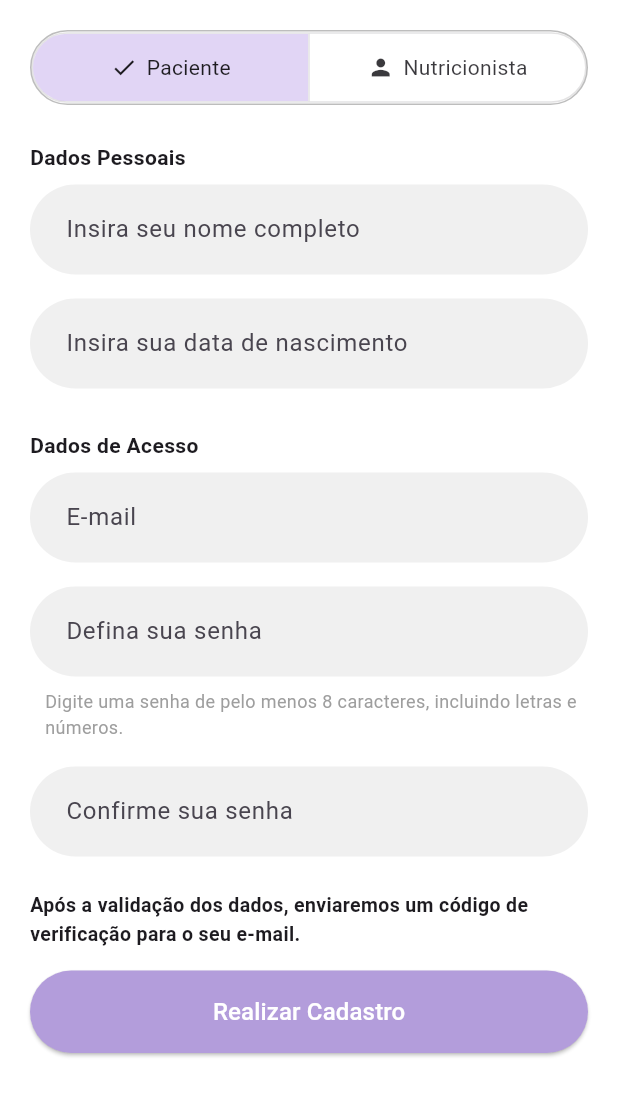
After one commit to robertgvds/app_nutricao, a Flutter app: the screen it shows after launch, after a tap on "Tela de Login", on a phone screen of 412 x 824 dp. The commit adds this screen. Shown: the top 1096 px of the screen. Run offline on Flutter 3.47's test engine with Material 3 defaults, Android fonts, the phone set to English and light mode, and no system bars; our stand-ins replace sqflite; accounts and stored records are empty.

Commit message:
Iniciando telas de login/cadastro

```diff
--- a/lib/main.dart
+++ b/lib/main.dart
@@ -1,14 +1,12 @@
-// arquivo: main.dart
-
 import 'package:flutter/material.dart';
 import 'database/testeDB/teste_db.dart'; // Importe a nova tela de teste
-
+import 'telas/cadastro.dart'; // Importe a tela de login
 void main() {
   runApp(const MyApp());
 }
 
 // ----------------------------------------------------
-// 1. Tela Principal (Home)
+// 1. Tela de Login (Usuário)
 // ----------------------------------------------------
 
 class HomePage extends StatelessWidget {
@@ -36,6 +34,21 @@ class HomePage extends StatelessWidget {
               },
               child: const Text("Ir para Tela de Teste de BD"),
             ),
+
+           const SizedBox(height: 30),
+
+            // Botão que fará o redirecionamento
+            ElevatedButton(
+              onPressed: () {
+                // MÉTODO DE REDIRECIONAMENTO DE TELA
+                Navigator.push(
+                  context,
+                  MaterialPageRoute(builder: (context) => TelaCadastro()),
+                );
+              },
+              child: const Text("Tela de Login"),
+            ),
+
           ],
         ),
       ),
--- /dev/null
+++ b/lib/telas/cadastro.dart
@@ -0,0 +1,223 @@
+import 'package:flutter/material.dart';
+
+enum UserType { paciente, nutricionista }
+
+class TelaCadastro extends StatefulWidget {
+  const TelaCadastro({super.key});
+
+  @override
+  TelaCadastroState createState() => TelaCadastroState();
+}
+
+class TelaCadastroState extends State<TelaCadastro> {
+  UserType _selectedUser = UserType.paciente;
+
+  final _nomeController = TextEditingController();
+  final _dataNascController = TextEditingController();
+  final _crnController = TextEditingController();
+  final _emailController = TextEditingController();
+  final _senhaController = TextEditingController();
+  final _confirmarSenhaController = TextEditingController();
+
+  bool _senhasNaoCoincidem = false;
+
+  @override
+  void initState() {
+    super.initState();
+    _senhaController.addListener(_validarSenhas);
+    _confirmarSenhaController.addListener(_validarSenhas);
+  }
+
+  void _validarSenhas() {
+    final senha = _senhaController.text;
+    final confirmar = _confirmarSenhaController.text;
+
+    setState(() {
+      _senhasNaoCoincidem =
+          senha.isNotEmpty &&
+          confirmar.isNotEmpty &&
+          senha != confirmar;
+    });
+  }
+
+  @override
+  void dispose() {
+    _nomeController.dispose();
+    _dataNascController.dispose();
+    _crnController.dispose();
+    _emailController.dispose();
+    _senhaController.dispose();
+    _confirmarSenhaController.dispose();
+    super.dispose();
+  }
+
+  Widget _buildTextField(
+    String hint,
+    TextEditingController controller, {
+    bool obscure = false,
+  }) {
+    return Padding(
+      padding: const EdgeInsets.symmetric(vertical: 8),
+      child: TextField(
+        controller: controller,
+        obscureText: obscure,
+        decoration: InputDecoration(
+          hintText: hint,
+          filled: true,
+          fillColor: const Color(0xFFF0F0F0),
+          border: OutlineInputBorder(
+            borderRadius: BorderRadius.circular(30),
+            borderSide: BorderSide.none,
+          ),
+          contentPadding:
+              const EdgeInsets.symmetric(horizontal: 20, vertical: 18),
+        ),
+      ),
+    );
+  }
+
+  @override
+  Widget build(BuildContext context) {
+    return Scaffold(
+      backgroundColor: Colors.white,
+
+      body: SingleChildScrollView(
+        padding: const EdgeInsets.all(20),
+        child: Column(
+          crossAxisAlignment: CrossAxisAlignment.start,
+          children: [
+            /// TOGGLE PACIENTE / NUTRICIONISTA
+            Center(
+              child: Container(
+                decoration: BoxDecoration(
+                  borderRadius: BorderRadius.circular(30),
+                  border: Border.all(color: Colors.grey.shade400),
+                ),
+                child: ToggleButtons(
+                  borderRadius: BorderRadius.circular(30),
+                  isSelected: [
+                    _selectedUser == UserType.paciente,
+                    _selectedUser == UserType.nutricionista,
+                  ],
+                  onPressed: (index) {
+                    setState(() {
+                      _selectedUser = index == 0
+                          ? UserType.paciente
+                          : UserType.nutricionista;
+                    });
+                  },
+                  fillColor: const Color(0xFFE1D5F5),
+                  selectedColor: Colors.black87,
+                  constraints: BoxConstraints(
+                    minWidth:
+                        (MediaQuery.of(context).size.width - 45) / 2,
+                    minHeight: 45,
+                  ),
+                  children: [
+                    Row(
+                      mainAxisSize: MainAxisSize.min,
+                      children: [
+                        Icon(
+                          _selectedUser == UserType.paciente
+                              ? Icons.check
+                              : Icons.person,
+                          size: 18,
+                        ),
+                        const SizedBox(width: 6),
+                        const Text("Paciente"),
+                      ],
+                    ),
+                    Row(
+                      mainAxisSize: MainAxisSize.min,
+                      children: [
+                        Icon(
+                          _selectedUser == UserType.nutricionista
+                              ? Icons.check
+                              : Icons.person,
+                          size: 18,
+                        ),
+                        const SizedBox(width: 6),
+                        const Text("Nutricionista"),
+                      ],
+                    ),
+                  ],
+                ),
+              ),
+            ),
+
+            const SizedBox(height: 25),
+
+            const Text("Dados Pessoais",
+                style: TextStyle(fontWeight: FontWeight.bold)),
+            _buildTextField("Insira seu nome completo", _nomeController),
+            _buildTextField(
+                "Insira sua data de nascimento", _dataNascController),
+
+            if (_selectedUser == UserType.nutricionista)
+              _buildTextField("Insira seu CRN", _crnController),
+
+            const SizedBox(height: 20),
+
+            const Text("Dados de Acesso",
+                style: TextStyle(fontWeight: FontWeight.bold)),
+            _buildTextField("E-mail", _emailController),
+            _buildTextField("Defina sua senha", _senhaController,
+                obscure: true),
+
+            const Padding(
+              padding: EdgeInsets.only(left: 10, bottom: 10),
+              child: Text(
+                "Digite uma senha de pelo menos 8 caracteres, incluindo letras e números.",
+                style: TextStyle(fontSize: 12, color: Colors.grey),
+              ),
+            ),
+
+            _buildTextField("Confirme sua senha",
+                _confirmarSenhaController,
+                obscure: true),
+
+            if (_senhasNaoCoincidem)
+              const Padding(
+                padding: EdgeInsets.only(left: 10, bottom: 10),
+                child: Text(
+                  "As senhas não coincidem.",
+                  style: TextStyle(fontSize: 12, color: Colors.red),
+                ),
+              ),
+
+            const Padding(
+              padding: EdgeInsets.symmetric(vertical: 15),
+              child: Text(
+                "Após a validação dos dados, enviaremos um código de verificação para o seu e-mail.",
+                style: TextStyle(fontSize: 13, fontWeight: FontWeight.bold),
+              ),
+            ),
+
+            /// BOTÃO ENTRAR
+            SizedBox(
+              width: double.infinity,
+              height: 55,
+              child: ElevatedButton(
+                onPressed: _senhasNaoCoincidem
+                    ? null
+                    : () {
+                        // salvar usuário
+                      },
+                style: ElevatedButton.styleFrom(
+                  backgroundColor: const Color(0xFFB39DDB),
+                  shape: RoundedRectangleBorder(
+                    borderRadius: BorderRadius.circular(30),
+                  ),
+                ),
+                child: const Text(
+                  "Realizar Cadastro",
+                  style: TextStyle(color: Colors.white, fontSize: 16),
+                ),
+              ),
+            ),
+          ],
+        ),
+      ),
+    );
+  }
+}
```
